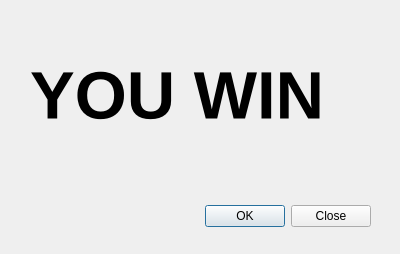
Old version of the form ProjetMarioEngine/wingamedialog.ui in the repository VictorCouturieux/ProjetMarioEngine.
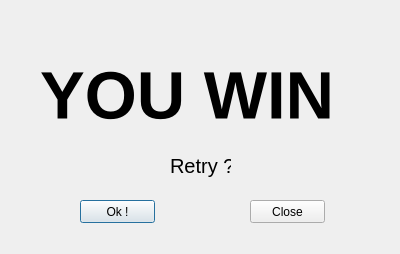
New version of the form.

The edit to the form file:
```diff
--- a/ProjetMarioEngine/wingamedialog.ui
+++ b/ProjetMarioEngine/wingamedialog.ui
@@ -13,26 +13,10 @@
   <property name="windowTitle">
    <string>Dialog</string>
   </property>
-  <widget class="QDialogButtonBox" name="buttonBox">
-   <property name="geometry">
-    <rect>
-     <x>30</x>
-     <y>200</y>
-     <width>341</width>
-     <height>32</height>
-    </rect>
-   </property>
-   <property name="orientation">
-    <enum>Qt::Horizontal</enum>
-   </property>
-   <property name="standardButtons">
-    <set>QDialogButtonBox::Close|QDialogButtonBox::Ok</set>
-   </property>
-  </widget>
   <widget class="QLabel" name="label">
    <property name="geometry">
     <rect>
-     <x>30</x>
+     <x>40</x>
      <y>60</y>
      <width>331</width>
      <height>71</height>
@@ -49,6 +33,53 @@
     <string>YOU WIN</string>
    </property>
   </widget>
+  <widget class="QLabel" name="label_2">
+   <property name="geometry">
+    <rect>
+     <x>170</x>
+     <y>150</y>
+     <width>61</width>
+     <height>31</height>
+    </rect>
+   </property>
+   <property name="font">
+    <font>
+     <pointsize>15</pointsize>
+    </font>
+   </property>
+   <property name="lineWidth">
+    <number>1</number>
+   </property>
+   <property name="text">
+    <string>Retry ?</string>
+   </property>
+  </widget>
+  <widget class="QPushButton" name="pushButton">
+   <property name="geometry">
+    <rect>
+     <x>80</x>
+     <y>200</y>
+     <width>75</width>
+     <height>23</height>
+    </rect>
+   </property>
+   <property name="text">
+    <string>Ok !</string>
+   </property>
+  </widget>
+  <widget class="QPushButton" name="pushButton_2">
+   <property name="geometry">
+    <rect>
+     <x>250</x>
+     <y>200</y>
+     <width>75</width>
+     <height>23</height>
+    </rect>
+   </property>
+   <property name="text">
+    <string>Close</string>
+   </property>
+  </widget>
  </widget>
  <resources/>
  <connections>
```
Left out of the diff: 35 changed lines with no effect on the pictures.
